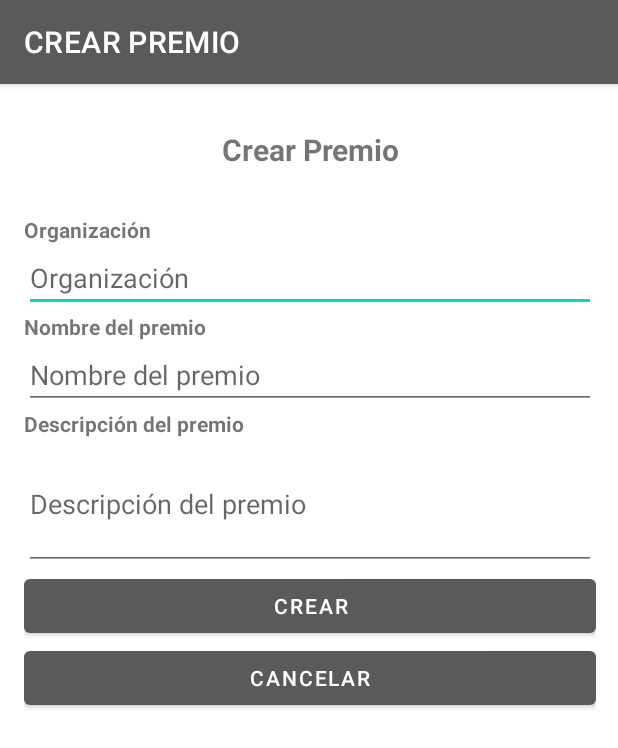
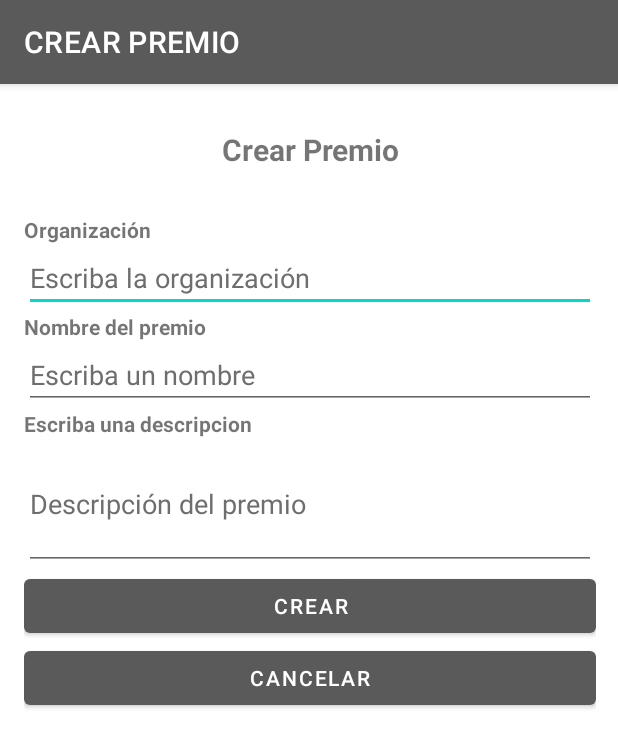
Before and after one commit to asalasr/Repo-Software-Movil, an Android app: the FormPrizes screen opened directly, with no data from a screen before it, on a phone screen of 412 x 824 dp. Shown: the top 748 px of the screen. Run offline under Robolectric (Android 15) with nearby library versions, the phone set to English and light mode, and no system bars; our stand-ins replace Volley; network calls fail.

Commit message:
Cambio contraste botones creacion - Tamaño elementos prize item - Descripcion elementos form prizes - tamaño elementos form comment

```diff
--- a/app/src/main/res/layout/activity_form_comment.xml
+++ b/app/src/main/res/layout/activity_form_comment.xml
@@ -38,7 +38,7 @@
         <Spinner
             android:id="@+id/spinner_rating"
             android:layout_width="371dp"
-            android:layout_height="41dp" />
+            android:layout_height="48dp" />
 
 
         <TextView
@@ -57,6 +57,7 @@
             android:ems="10"
             android:inputType="text|textMultiLine"
             android:lines="3"
+            android:hint="@string/comment_hint_descripcion"
             android:text=""
             tools:layout_editor_absoluteX="17dp"
             tools:layout_editor_absoluteY="202dp"
--- a/app/src/main/res/layout/activity_form_prizes.xml
+++ b/app/src/main/res/layout/activity_form_prizes.xml
@@ -38,10 +38,11 @@
             android:layout_width="match_parent"
             android:layout_height="wrap_content"
             android:ems="10"
+            android:hint="@string/prize_hint_organization"
             android:inputType="textPersonName"
             android:maxLength="100"
             android:text=""
-            android:hint="@string/prize_lbl_organization" />
+            android:textColorHint="#6E6E6E" />
 
         <TextView
             android:id="@+id/textViewNombre"
@@ -55,16 +56,17 @@
             android:layout_width="match_parent"
             android:layout_height="wrap_content"
             android:ems="10"
+            android:hint="@string/prize_hint_nombre"
             android:inputType="textPersonName"
             android:maxLength="100"
             android:text=""
-            android:hint="@string/prize_lbl_nombre" />
+            android:textColorHint="#6E6E6E" />
 
         <TextView
             android:id="@+id/textViewDescripcion"
             android:layout_width="match_parent"
             android:layout_height="wrap_content"
-            android:text="@string/prize_lbl_descripcion"
+            android:text="@string/prize_hint_descripcion"
             android:textStyle="bold" />
 
         <EditText
@@ -72,11 +74,12 @@
             android:layout_width="match_parent"
             android:layout_height="wrap_content"
             android:ems="10"
+            android:hint="@string/prize_lbl_descripcion"
             android:inputType="text|textMultiLine"
             android:lines="3"
             android:maxLength="500"
             android:text=""
-            android:hint="@string/prize_lbl_descripcion" />
+            android:textColorHint="#6E6E6E" />
 
         <Button
             android:id="@+id/button_create_prize"
--- a/app/src/main/res/layout/activity_prizes_menus.xml
+++ b/app/src/main/res/layout/activity_prizes_menus.xml
@@ -24,7 +24,8 @@
         android:layout_height="wrap_content"
         android:layout_gravity="bottom|end"
         android:layout_margin="16dp"
+        android:contentDescription="@string/Create_lbl_Premio"
         android:onClick="onClickFlapPrizes"
         android:src="@drawable/ic_baseline_add_24"
-        android:contentDescription="@string/Create_lbl_Premio" />
+        app:backgroundTint="#387BFF" />
 </FrameLayout>
--- a/app/src/main/res/layout/collector_item.xml
+++ b/app/src/main/res/layout/collector_item.xml
@@ -33,9 +33,9 @@
                 <TextView
                     android:id="@+id/textView1"
                     android:layout_width="match_parent"
-                    android:layout_height="wrap_content"
-                    android:textStyle="bold"
-                    android:text="@{collector.name}" />
+                    android:layout_height="48dp"
+                    android:text="@{collector.name}"
+                    android:textStyle="bold" />
 
 
             </LinearLayout>
--- a/app/src/main/res/layout/fragment_album.xml
+++ b/app/src/main/res/layout/fragment_album.xml
@@ -1,5 +1,6 @@
 <?xml version="1.0" encoding="utf-8"?>
 <FrameLayout xmlns:android="http://schemas.android.com/apk/res/android"
+    xmlns:app="http://schemas.android.com/apk/res-auto"
     xmlns:tools="http://schemas.android.com/tools"
     android:layout_width="match_parent"
     android:layout_height="match_parent"
@@ -17,8 +18,9 @@
         android:layout_height="wrap_content"
         android:layout_gravity="bottom|end"
         android:layout_margin="16dp"
+        android:contentDescription="@string/Create_lbl_Album"
         android:onClick="onClickFlapAlbums"
         android:src="@drawable/ic_baseline_add_24"
-        android:contentDescription="@string/Create_lbl_Album" />
+        app:backgroundTint="#387BFF" />
 
 </FrameLayout>
--- a/app/src/main/res/layout/fragment_artist_detail.xml
+++ b/app/src/main/res/layout/fragment_artist_detail.xml
@@ -72,7 +72,7 @@
             android:id="@+id/AlbumsArtist"
             android:layout_width="match_parent"
             android:layout_height="wrap_content"
-            android:background="#40404010"
+            android:background="#F0F0F0"
             android:hint="@string/AlbumsAsociados"
             android:padding="16dp"
             android:text="@string/AlbumsAsociados"
@@ -88,7 +88,7 @@
             android:id="@+id/PreziesArtist"
             android:layout_width="match_parent"
             android:layout_height="wrap_content"
-            android:background="#40404010"
+            android:background="#F0F0F0"
             android:hint="@string/PremiosAsociados"
             android:padding="16dp"
             android:text="@string/PremiosAsociados"
--- a/app/src/main/res/values/strings.xml
+++ b/app/src/main/res/values/strings.xml
@@ -13,8 +13,11 @@
     <string name="Cancel">CANCELAR</string>
     <string name="Create_lbl_Premio">Crear Premio</string>
     <string name="prize_lbl_organization">Organización</string>
+    <string name="prize_hint_organization">Escriba la organización</string>
     <string name="prize_lbl_nombre">Nombre del premio</string>
+    <string name="prize_hint_nombre">Escriba un nombre</string>
     <string name="prize_lbl_descripcion">Descripción del premio</string>
+    <string name="prize_hint_descripcion">Escriba una descripcion</string>
     <string name="campo_obligatorio">Campo obligatorio</string>
     <string name="almacenadoOkPremio">El Premio se ha almacenado con exito</string>
     <string name="almacenadoError">Error, Intente de nuevo</string>
@@ -30,6 +33,7 @@
     <string name="album_alert_creation_title">Creación álbum</string>
     <string name="album_spinner_text">Seleccionar</string>
     <string name="comments">Comentarios</string>
+    <string name="comment_hint_descripcion">Escriba su comentario</string>
     <string name="description">Descripcion</string>
     <string name="album_lbl_imagenArt">imagen artista</string>
     <string name="album_lbl_dateArt">Fecha artista</string>
```
